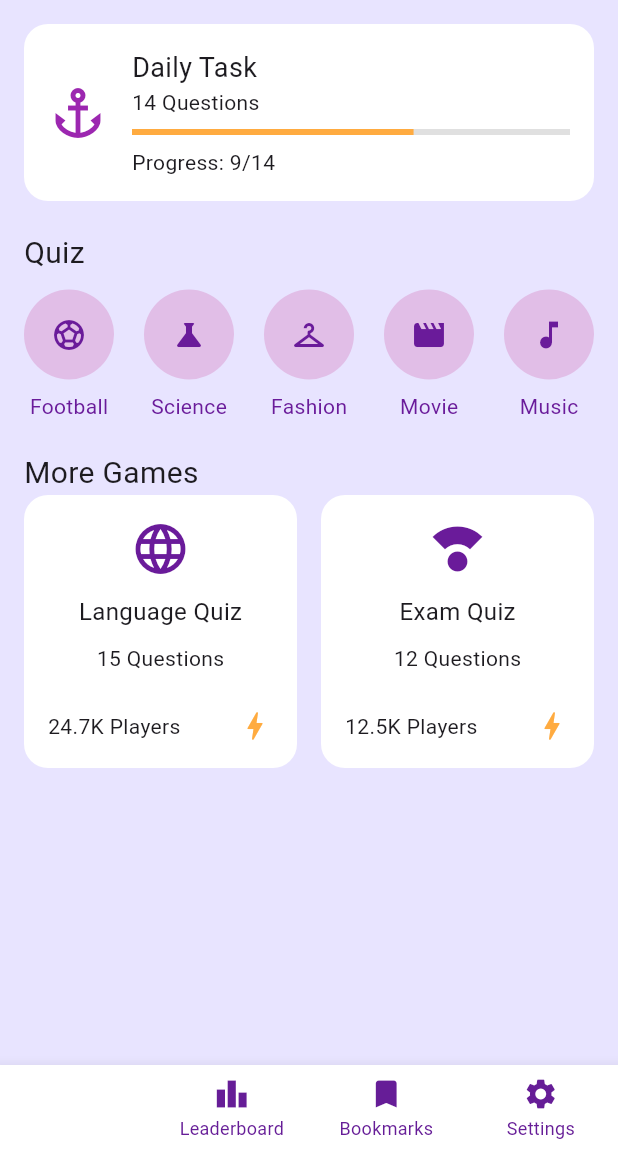
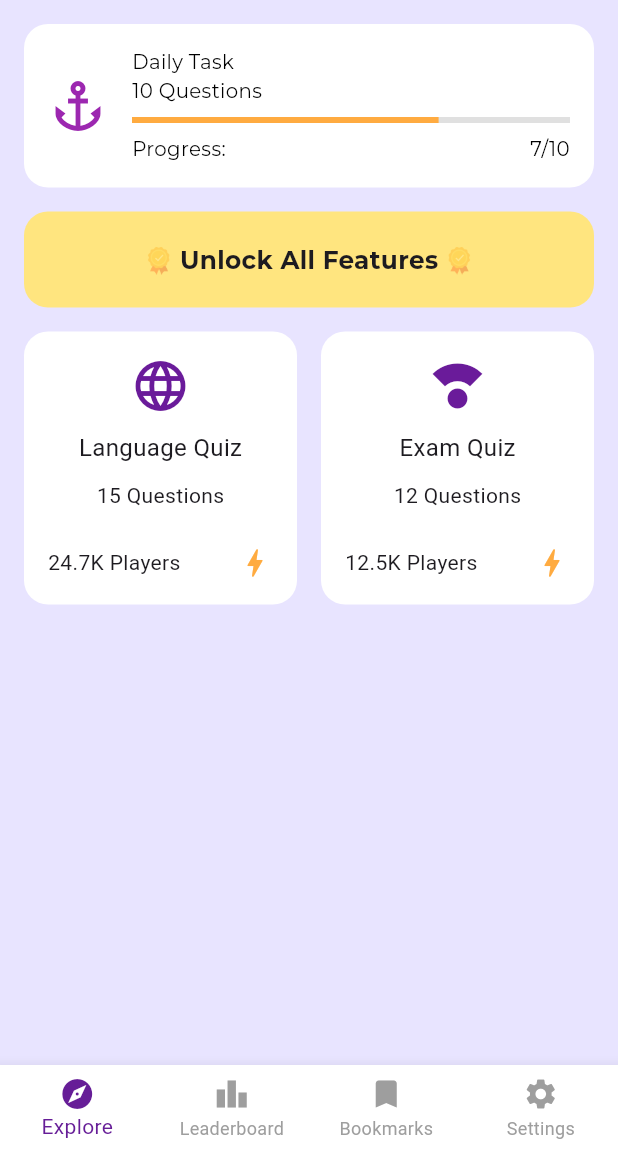
Before and after one commit to paritysoft/NEC_Electrical_Exam_Prep, a Flutter app: the screen it shows after launch, on a phone screen of 412 x 824 dp, the part 84-1236 px from its top. Run offline on Flutter 3.47's test engine with Material 3 defaults, Android fonts, the phone set to English and light mode, and no system bars; our stand-ins replace auto_size_text, flutter_custom_clippers, font_awesome_flutter, google_fonts, html_unescape, sqflite; accounts and stored records are empty; Roboto replaces fonts that are missing (TitilliumWeb).

Commit message:
Working on Explore design

```diff
--- a/lib/ui/pages/explore_screen/explore_screen.dart
+++ b/lib/ui/pages/explore_screen/explore_screen.dart
@@ -1,9 +1,11 @@
 import 'package:flutter/material.dart';
+import '../../../util/app_constants.dart';
+import '../../widgets/common_widget.dart';
 
 class ExploreScreen extends StatelessWidget {
   @override
   Widget build(BuildContext context) {
-    return   Padding(
+    return Padding(
       padding: const EdgeInsets.all(16.0),
       child: Column(
         crossAxisAlignment: CrossAxisAlignment.start,
@@ -23,53 +25,92 @@ class ExploreScreen extends StatelessWidget {
                   child: Column(
                     crossAxisAlignment: CrossAxisAlignment.start,
                     children: [
-                      Text('Daily Task', style: TextStyle(fontSize: 18)),
-                      Text('14 Questions'),
+                      smallLabel(context,'Daily Task',),
+                      smallLabel(context, '10 Questions'),
                       SizedBox(height: 8),
                       LinearProgressIndicator(
-                        value: 9 / 14,
+                        value: 7 / 10,
                         backgroundColor: Colors.grey[300],
                         color: Colors.orangeAccent,
                       ),
                       SizedBox(height: 8),
-                      Text('Progress: 9/14'),
+                      Row(
+
+                        children: [
+                          Expanded(flex: 1, child: smallLabel(context, 'Progress: ')),
+                          Expanded( flex: 1, child:  smallLabel(context, '7/10', alignment : TextAlign.end))
+
+
+                        ],
+                      ),
+
+
+
                     ],
                   ),
                 ),
               ],
             ),
           ),
-          SizedBox(height: 20),
+          SizedBox(height: sizeBox16),
 
           // Quiz Section
-          Text('Quiz', style: TextStyle(fontSize: 20)),
-          SizedBox(height: 10),
-          Row(
-            mainAxisAlignment: MainAxisAlignment.spaceBetween,
-            children: [
-              QuizCategory(icon: Icons.sports_soccer, label: 'Football'),
-              QuizCategory(icon: Icons.science, label: 'Science'),
-              QuizCategory(icon: Icons.checkroom, label: 'Fashion'),
-              QuizCategory(icon: Icons.movie, label: 'Movie'),
-              QuizCategory(icon: Icons.music_note, label: 'Music'),
-            ],
+          // Text('Quiz', style: TextStyle(fontSize: 20)),
+          // SizedBox(height: 10),
+          // Row(
+          //   mainAxisAlignment: MainAxisAlignment.spaceBetween,
+          //   children: [
+          //     QuizCategory(icon: Icons.sports_soccer, label: 'Football'),
+          //     QuizCategory(icon: Icons.science, label: 'Science'),
+          //     QuizCategory(icon: Icons.checkroom, label: 'Fashion'),
+          //     QuizCategory(icon: Icons.movie, label: 'Movie'),
+          //     QuizCategory(icon: Icons.music_note, label: 'Music'),
+          //   ],
+          // ),
+
+          Container(
+            padding: EdgeInsets.all(16),
+            decoration: BoxDecoration(
+              color: Colors.amberAccent[100],
+              borderRadius: BorderRadius.circular(16),
+            ),
+            child: Row(
+              mainAxisAlignment: MainAxisAlignment.center,
+              //Center Row contents horizontally,
+              crossAxisAlignment: CrossAxisAlignment.center,
+              children: [
+                Opacity(
+                  opacity: 0.3,
+                  child: Image.asset("assets/images/ic_premium.png",
+                      height: 20, width: 20, fit: BoxFit.cover),
+                ),
+                Padding(
+                  padding: const EdgeInsets.fromLTRB(4, 4, 4, 4),
+                  child: Center(
+                      child: title15BoldColor(context, 'Unlock All Features')),
+                ),
+                Opacity(
+                  opacity: 0.3,
+                  child: Image.asset("assets/images/ic_premium.png",
+                      height: 20, width: 20, fit: BoxFit.cover),
+                ),
+              ],
+            ),
           ),
-          SizedBox(height: 20),
-
           // More Games Section
-          Text('More Games', style: TextStyle(fontSize: 20)),
+          SizedBox(height: sizeBox16),
           Expanded(
             child: GridView.count(
               crossAxisCount: 2,
               mainAxisSpacing: 16,
               crossAxisSpacing: 16,
               children: [
-                GameCard(
+                QuizCard(
                     title: 'Language Quiz',
                     questions: '15 Questions',
                     players: '24.7K',
                     icon: Icons.language),
-                GameCard(
+                QuizCard(
                     title: 'Exam Quiz',
                     questions: '12 Questions',
                     players: '12.5K',
@@ -82,6 +123,7 @@ class ExploreScreen extends StatelessWidget {
     );
   }
 }
+
 class QuizCategory extends StatelessWidget {
   final IconData icon;
   final String label;
@@ -104,13 +146,13 @@ class QuizCategory extends StatelessWidget {
   }
 }
 
-class GameCard extends StatelessWidget {
+class QuizCard extends StatelessWidget {
   final String title;
   final String questions;
   final String players;
   final IconData icon;
 
-  GameCard({
+  QuizCard({
     required this.title,
     required this.questions,
     required this.players,
--- a/lib/ui/pages/home_updated.dart
+++ b/lib/ui/pages/home_updated.dart
@@ -91,8 +91,8 @@ class _QuizHomePageState extends State<QuizHomePage> {
             label: 'Settings',
           ),
         ],
-        selectedItemColor: Colors.white, // Color for the selected icon
-        unselectedItemColor: navigationBottom, // Color for unselected icons
+        selectedItemColor: navigationBottom, // Color for the selected icon
+        unselectedItemColor: Colors.grey, // Color for unselected icons
         showUnselectedLabels: true, // Show labels for unselected tabs
       ),
 
--- /dev/null
+++ b/lib/ui/widgets/common_widget.dart
@@ -0,0 +1,129 @@
+import 'package:flutter/material.dart';
+import 'package:flutter/painting.dart';
+import 'package:google_fonts/google_fonts.dart';
+
+import '../../util/app_constants.dart';
+
+snackBar(BuildContext context, String message) {
+  return ScaffoldMessenger.of(context).showSnackBar(
+    SnackBar(
+      content: Text(message),
+      duration: Duration(seconds: 2),
+    ),
+  );
+}
+
+smallLabel(BuildContext context, String title,
+        {Color? color, TextAlign? alignment}) =>
+    Text(
+      title,
+      style: GoogleFonts.montserrat(
+        textStyle: TextStyle(
+            fontSize: AdaptiveFontSize.getFontSize(context, 12),
+            fontWeight: FontWeight.normal,
+            color: color ?? Colors.black),
+      ),
+      textAlign: alignment ?? TextAlign.start,
+    );
+
+label(
+  BuildContext context,
+  String title,
+) =>
+    Text(
+      title,
+      style: GoogleFonts.montserrat(
+          textStyle:
+              TextStyle(fontSize: AdaptiveFontSize.getFontSize(context, 17))),
+      textAlign: TextAlign.center,
+    );
+
+labelFullWidth(
+  BuildContext context,
+  String title,
+) =>
+    Text(
+      title,
+      style: GoogleFonts.montserrat(
+          textStyle:
+              TextStyle(fontSize: AdaptiveFontSize.getFontSize(context, 17))),
+      textAlign: TextAlign.start,
+    );
+
+labelColor(BuildContext context, String title, {Color? color}) => Text(
+      title,
+      style: GoogleFonts.montserrat(
+          textStyle: TextStyle(
+              fontSize: AdaptiveFontSize.getFontSize(context, 17),
+              color: color)),
+      textAlign: TextAlign.center,
+    );
+
+title15BoldColor(BuildContext context, String title, {Color? color}) => Text(
+      title,
+      style: GoogleFonts.montserrat(
+          textStyle: TextStyle(
+              fontSize: AdaptiveFontSize.getFontSize(context, 15),
+              color: color,
+              fontWeight: FontWeight.bold)),
+      textAlign: TextAlign.justify,
+    );
+
+label13Color(BuildContext context, String title, {Color? color}) => Text(
+      title,
+      style: GoogleFonts.montserrat(
+          textStyle: TextStyle(
+              fontSize: AdaptiveFontSize.getFontSize(context, 13),
+              color: color)),
+      textAlign: TextAlign.start,
+    );
+
+titleLabel(BuildContext context, String title, {Color? color}) => Text(
+      title,
+      style: GoogleFonts.montserrat(
+          textStyle: TextStyle(
+              fontSize: AdaptiveFontSize.getFontSize(context, 18),
+              fontWeight: FontWeight.w600,
+              color: color ?? Colors.black)),
+      textAlign: TextAlign.start,
+    );
+
+bigTitle(BuildContext context, String title, {Color? color}) => Text(
+      title,
+      style: GoogleFonts.montserrat(
+        textStyle: TextStyle(
+            fontSize: AdaptiveFontSize.getFontSize(context, 25),
+            fontWeight: FontWeight.bold,
+            color: color ?? Colors.black),
+      ),
+      textAlign: TextAlign.start,
+    );
+
+class Countdown extends AnimatedWidget {
+  Countdown({Key? key, required this.animation})
+      : super(key: key, listenable: animation);
+  Animation<int> animation;
+
+  @override
+  build(BuildContext context) {
+    Duration clockTimer = Duration(seconds: animation.value ?? 0);
+
+    String timerText =
+        '${clockTimer.inMinutes.remainder(60).toString()}:${clockTimer.inSeconds.remainder(60).toString().padLeft(2, '0')}';
+
+    print('animation.value  ${animation.value ?? 0} ');
+    print('inMinutes ${clockTimer.inMinutes.toString()}');
+    print('inSeconds ${clockTimer.inSeconds.toString()}');
+    print(
+        'inSeconds.remainder ${clockTimer.inSeconds.remainder(60).toString()}');
+
+    return Text(
+      "$timerText",
+      style: GoogleFonts.lato(
+          textStyle: TextStyle(
+        fontSize: AdaptiveFontSize.getFontSize(context, 20),
+        color: Theme.of(context).primaryColor,
+      )),
+    );
+  }
+}
```
Also changed, not shown: lib/util/app_constants.dart (+11 -0 lines), pubspec.yaml (+1 -16 lines), assets/fonts/Montserrat/Montserrat-Bold.ttf (deleted), assets/fonts/Montserrat/Montserrat-Italic.ttf (deleted), assets/fonts/Montserrat/Montserrat-Light.ttf (deleted), assets/fonts/Montserrat/Montserrat-Medium.ttf (deleted), assets/fonts/Montserrat/Montserrat-Regular.ttf (deleted), assets/fonts/Montserrat/Montserrat-SemiBold.ttf (deleted), assets/images/ic_premium.png (added).
